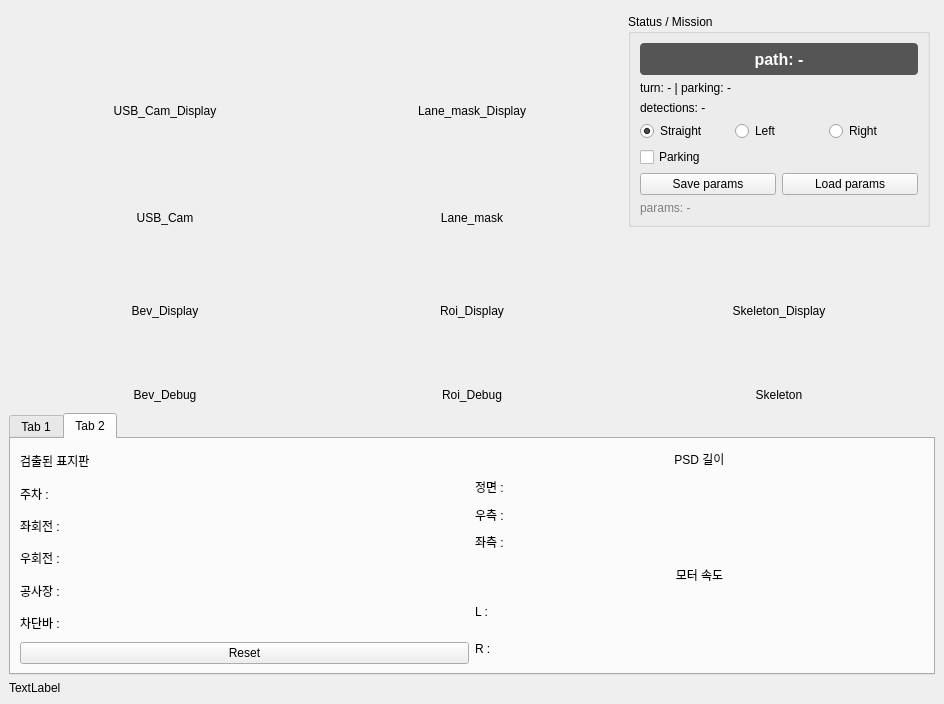
First picture: the form in src/tb_gui/ui/mainwindow_.ui, repository SASmammoth/Robit_intelligence-turtlebot_ws, before the edit.
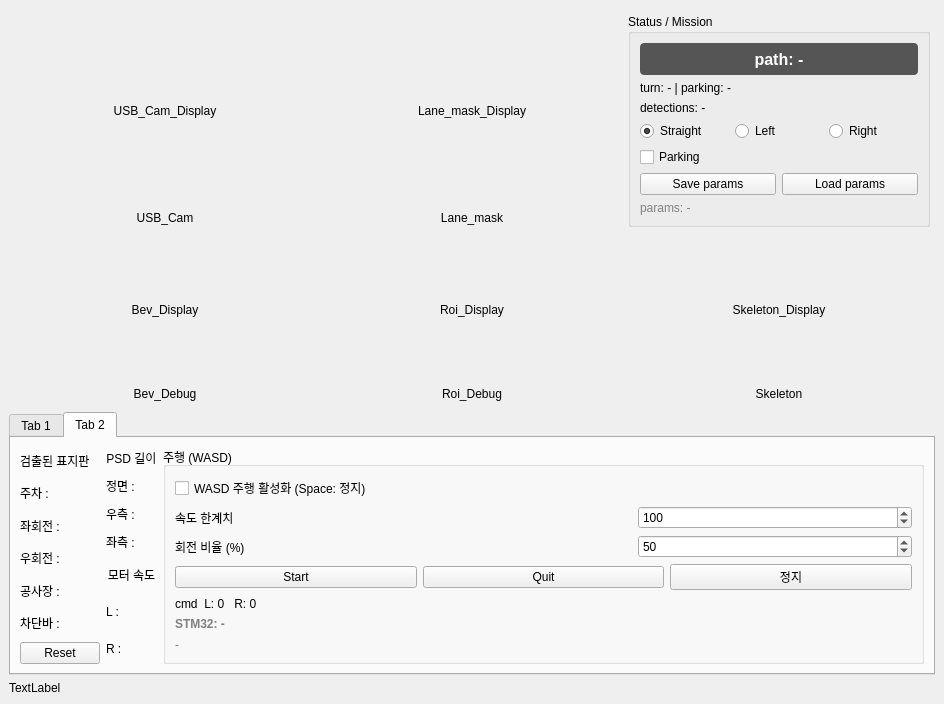
Second picture: the form after the edit. Icons and pictures are not drawn.

What changed in the file:
```diff
--- a/src/tb_gui/ui/mainwindow_.ui
+++ b/src/tb_gui/ui/mainwindow_.ui
@@ -1091,6 +1091,130 @@
               </item>
              </layout>
             </item>
+            <item row="0" column="2" rowspan="2">
+             <widget class="QGroupBox" name="groupDrive">
+              <property name="title">
+               <string>주행 (WASD)</string>
+              </property>
+              <layout class="QVBoxLayout" name="verticalLayoutDrive">
+               <item>
+                <widget class="QCheckBox" name="checkDriveEnable">
+                 <property name="text">
+                  <string>WASD 주행 활성화 (Space: 정지)</string>
+                 </property>
+                 <property name="focusPolicy">
+                  <enum>Qt::FocusPolicy::NoFocus</enum>
+                 </property>
+                </widget>
+               </item>
+               <item>
+                <layout class="QGridLayout" name="gridLayoutDrive" columnstretch="5,3">
+                 <item row="0" column="0">
+                  <widget class="QLabel" name="textLabelMaxSpeed">
+                   <property name="text">
+                    <string>속도 한계치</string>
+                   </property>
+                  </widget>
+                 </item>
+                 <item row="0" column="1">
+                  <widget class="QSpinBox" name="spinMaxSpeed">
+                   <property name="minimum">
+                    <number>0</number>
+                   </property>
+                   <property name="maximum">
+                    <number>1000</number>
+                   </property>
+                   <property name="singleStep">
+                    <number>10</number>
+                   </property>
+                   <property name="value">
+                    <number>100</number>
+                   </property>
+                  </widget>
+                 </item>
+                 <item row="1" column="0">
+                  <widget class="QLabel" name="textLabelTurnRatio">
+                   <property name="text">
+                    <string>회전 비율 (%)</string>
+                   </property>
+                  </widget>
+                 </item>
+                 <item row="1" column="1">
+                  <widget class="QSpinBox" name="spinTurnRatio">
+                   <property name="minimum">
+                    <number>0</number>
+                   </property>
+                   <property name="maximum">
+                    <number>100</number>
+                   </property>
+                   <property name="singleStep">
+                    <number>5</number>
+                   </property>
+                   <property name="value">
+                    <number>50</number>
+                   </property>
+                  </widget>
+                 </item>
+                </layout>
+               </item>
+               <item>
+                <layout class="QHBoxLayout" name="horizontalLayoutDriveBtn">
+                 <item>
+                  <widget class="QPushButton" name="btnUartStart">
+                   <property name="text">
+                    <string>Start</string>
+                   </property>
+                  </widget>
+                 </item>
+                 <item>
+                  <widget class="QPushButton" name="btnUartQuit">
+                   <property name="text">
+                    <string>Quit</string>
+                   </property>
+                  </widget>
+                 </item>
+                 <item>
+                  <widget class="QPushButton" name="btnDriveStop">
+                   <property name="text">
+                    <string>정지</string>
+                   </property>
+                  </widget>
+                 </item>
+                </layout>
+               </item>
+               <item>
+                <widget class="QLabel" name="labelDriveCmd">
+                 <property name="text">
+                  <string>cmd  L: 0   R: 0</string>
+                 </property>
+                </widget>
+               </item>
+               <item>
+                <widget class="QLabel" name="labelUartState">
+                 <property name="styleSheet">
+                  <string>color: gray; font-weight: bold;</string>
+                 </property>
+                 <property name="text">
+                  <string>STM32: -</string>
+                 </property>
+                </widget>
+               </item>
+               <item>
+                <widget class="QLabel" name="labelUartLog">
+                 <property name="styleSheet">
+                  <string>color: gray;</string>
+                 </property>
+                 <property name="text">
+                  <string>-</string>
+                 </property>
+                 <property name="wordWrap">
+                  <bool>true</bool>
+                 </property>
+                </widget>
+               </item>
+              </layout>
+             </widget>
+            </item>
            </layout>
           </item>
          </layout>
```
